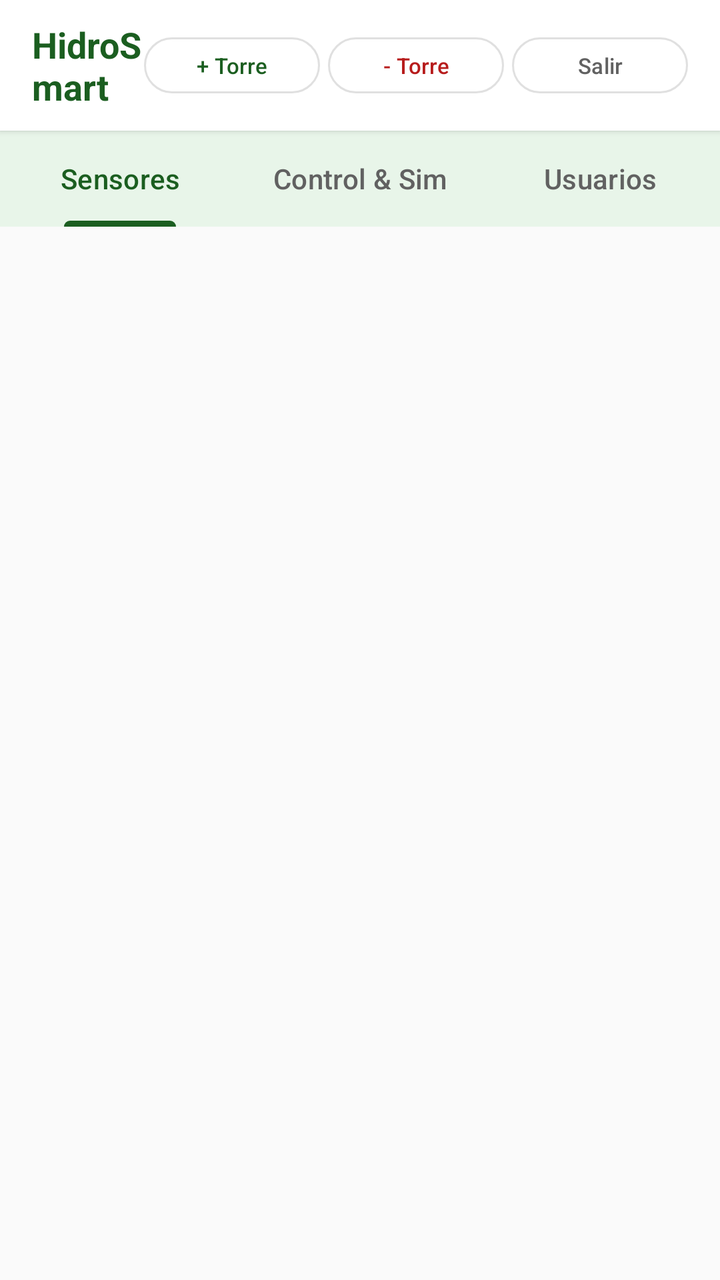
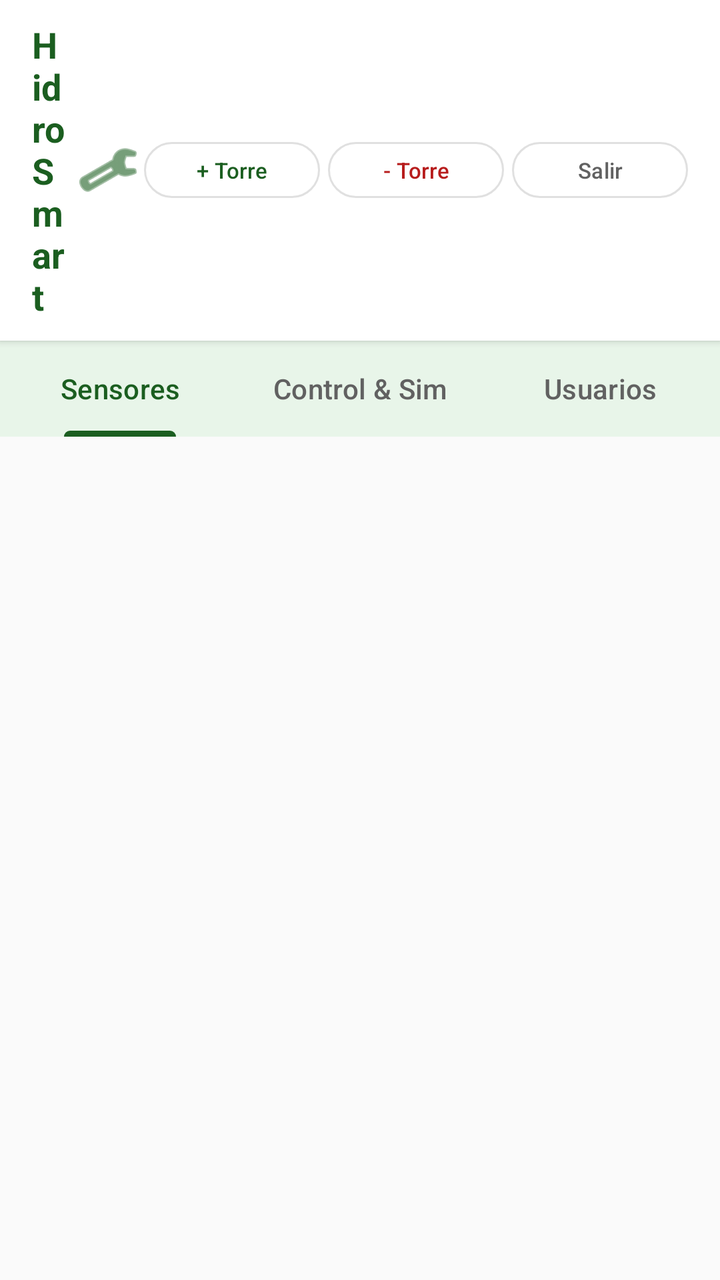

An Android layout rendered at two revisions. The XML below is the earlier revision; the diff shows what the commit changed to produce the second picture.
<!-- AndroidManifest.xml: application theme Theme.HidroSmart -->
<!-- res/layout/activity_main.xml -->
<?xml version="1.0" encoding="utf-8"?>
<LinearLayout xmlns:android="http://schemas.android.com/apk/res/android"
    xmlns:app="http://schemas.android.com/apk/res-auto"
    android:id="@+id/main"
    android:layout_width="match_parent"
    android:layout_height="match_parent"
    android:background="@color/fondo_pantalla"
    android:orientation="vertical">

    
    <LinearLayout
        android:id="@+id/toolbarAdmin"
        android:layout_width="match_parent"
        android:layout_height="wrap_content"
        android:background="@color/superficie_tarjeta"
        android:elevation="2dp"
        android:gravity="center_vertical"
        android:orientation="horizontal"
        android:paddingStart="16dp"
        android:paddingTop="10dp"
        android:paddingEnd="16dp"
        android:paddingBottom="10dp">

        <TextView
            android:id="@+id/tvTituloToolbar"
            android:layout_width="0dp"
            android:layout_height="wrap_content"
            android:layout_weight="1"
            android:text="@string/app_name"
            android:textColor="@color/verde_primario"
            android:textSize="18sp"
            android:textStyle="bold" />

        <Button
            android:id="@+id/btnAgregarTorre"
            style="?attr/materialButtonOutlinedStyle"
            android:layout_width="wrap_content"
            android:layout_height="36dp"
            android:paddingStart="8dp"
            android:paddingEnd="8dp"
            android:text="@string/btn_agregar_torre"
            android:textSize="11sp" />

        <Button
            android:id="@+id/btnEliminarTorre"
            style="?attr/materialButtonOutlinedStyle"
            android:layout_width="wrap_content"
            android:layout_height="36dp"
            android:layout_marginStart="4dp"
            android:paddingStart="8dp"
            android:paddingEnd="8dp"
            android:text="@string/btn_eliminar_torre"
            android:textColor="@color/alerta_error"
            android:textSize="11sp" />

        <Button
            android:id="@+id/btnCerrarSesionTop"
            style="?attr/materialButtonOutlinedStyle"
            android:layout_width="wrap_content"
            android:layout_height="36dp"
            android:layout_marginStart="4dp"
            android:paddingStart="8dp"
            android:paddingEnd="8dp"
            android:text="@string/btn_salir"
            android:textColor="@color/texto_secundario"
            android:textSize="11sp" />
    </LinearLayout>

    
    <com.google.android.material.tabs.TabLayout
        android:id="@+id/tabNavegacionAdmin"
        android:layout_width="match_parent"
        android:layout_height="wrap_content"
        android:background="@color/verde_claro"
        app:tabIndicatorColor="@color/verde_primario"
        app:tabMode="fixed"
        app:tabSelectedTextColor="@color/verde_primario">

        <com.google.android.material.tabs.TabItem
            android:layout_width="wrap_content"
            android:layout_height="wrap_content"
            android:text="@string/tab_sensores" />

        <com.google.android.material.tabs.TabItem
            android:layout_width="wrap_content"
            android:layout_height="wrap_content"
            android:text="@string/tab_control" />

        <com.google.android.material.tabs.TabItem
            android:id="@+id/tabItemUsuarios"
            android:layout_width="wrap_content"
            android:layout_height="wrap_content"
            android:text="@string/tab_usuarios" />
    </com.google.android.material.tabs.TabLayout>

    
    <FrameLayout
        android:id="@+id/contenedorFragment"
        android:layout_width="match_parent"
        android:layout_height="0dp"
        android:layout_weight="1" />

</LinearLayout>
<!-- resources referenced by this layout -->
<resources>
  <color name="alerta_error">#B71C1C</color>
  <color name="fondo_pantalla">#FAFAFA</color>
  <color name="superficie_tarjeta">#FFFFFF</color>
  <color name="texto_secundario">#616161</color>
  <color name="verde_claro">#E8F5E9</color>
  <color name="verde_primario">#1B5E20</color>
  <string name="app_name">HidroSmart</string>
  <string name="btn_agregar_torre">+ Torre</string>
  <string name="btn_eliminar_torre">- Torre</string>
  <string name="btn_salir">Salir</string>
  <string name="tab_control">Control &amp; Sim</string>
  <string name="tab_sensores">Sensores</string>
  <string name="tab_usuarios">Usuarios</string>
  <style name="Theme.HidroSmart" parent="Base.Theme.HidroSmart" />
  <style name="Base.Theme.HidroSmart" parent="Theme.Material3.DayNight.NoActionBar">
          <item name="colorPrimary">@color/verde_primario</item>
          <item name="colorPrimaryVariant">@color/verde_primario_variante</item>
          <item name="colorOnPrimary">@color/white</item>
          <item name="colorSecondary">@color/verde_secundario</item>
          <item name="colorOnSecondary">@color/white</item>
          <item name="colorSurface">@color/superficie_tarjeta</item>
          <item name="colorOnSurface">@color/texto_principal</item>
          <item name="colorSurfaceVariant">@color/fondo_pantalla</item>
          <item name="colorOnSurfaceVariant">@color/texto_secundario</item>
          <item name="colorOutline">@color/divisor</item>
          <item name="colorError">@color/alerta_error</item>
          <item name="colorOnError">@color/white</item>
          <item name="android:statusBarColor">@color/verde_primario</item>
          <item name="android:windowLightStatusBar">false</item>
          <item name="android:navigationBarColor">@color/fondo_pantalla</item>
          <item name="android:windowLightNavigationBar">true</item>
          <item name="android:windowBackground">@color/fondo_pantalla</item>
      </style>
  <color name="verde_primario_variante">#003300</color>
  <color name="white">#FFFFFFFF</color>
  <color name="verde_secundario">#2E7D32</color>
  <color name="texto_principal">#212121</color>
  <color name="divisor">#E0E0E0</color>
</resources>

<!-- the commit's change to res/layout/activity_main.xml (unified diff, before → after) -->
@@ -30,6 +30,15 @@
             android:textColor="@color/verde_primario"
             android:textSize="18sp"
             android:textStyle="bold" />
+
+        <ImageButton
+            android:id="@+id/btnAjustesTop"
+            android:layout_width="36dp"
+            android:layout_height="36dp"
+            android:background="?attr/selectableItemBackgroundBorderless"
+            android:contentDescription="@string/ajustes_titulo"
+            android:src="@android:drawable/ic_menu_preferences"
+            android:tint="@color/verde_primario" />
 
         <Button
             android:id="@+id/btnAgregarTorre"
<!-- resource entries referenced after the edit -->
@@ -6,6 +6,7 @@
   <color name="texto_secundario">#616161</color>
   <color name="verde_claro">#E8F5E9</color>
   <color name="verde_primario">#1B5E20</color>
+  <string name="ajustes_titulo">Ajustes</string>
   <string name="app_name">HidroSmart</string>
   <string name="btn_agregar_torre">+ Torre</string>
   <string name="btn_eliminar_torre">- Torre</string>
